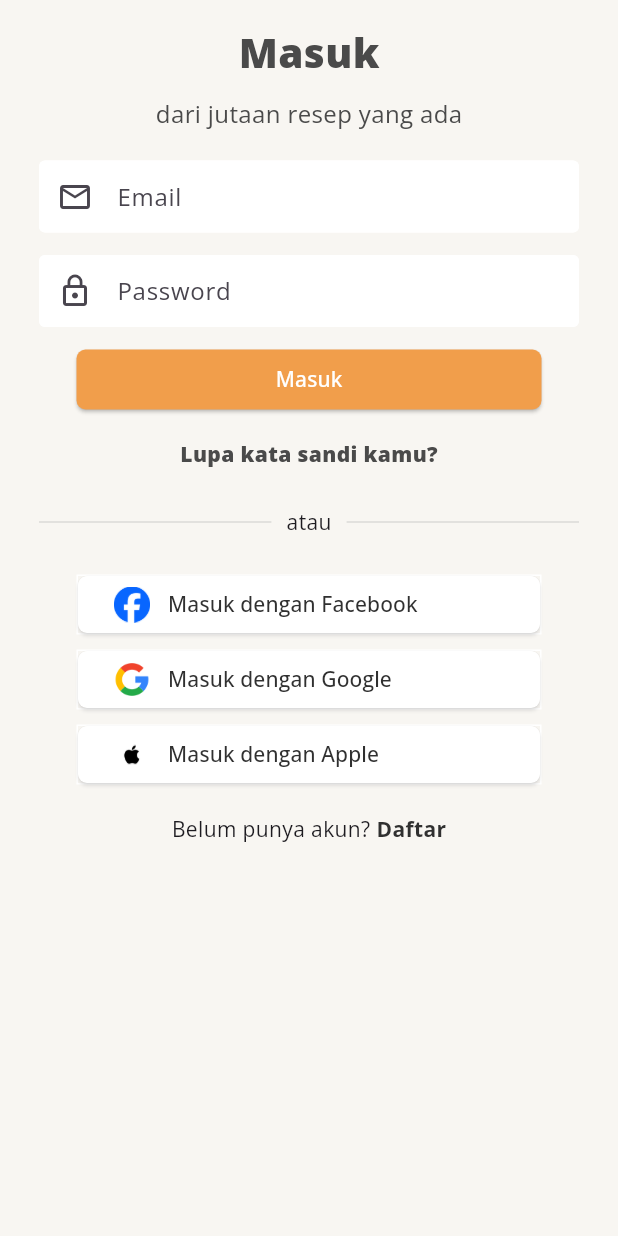
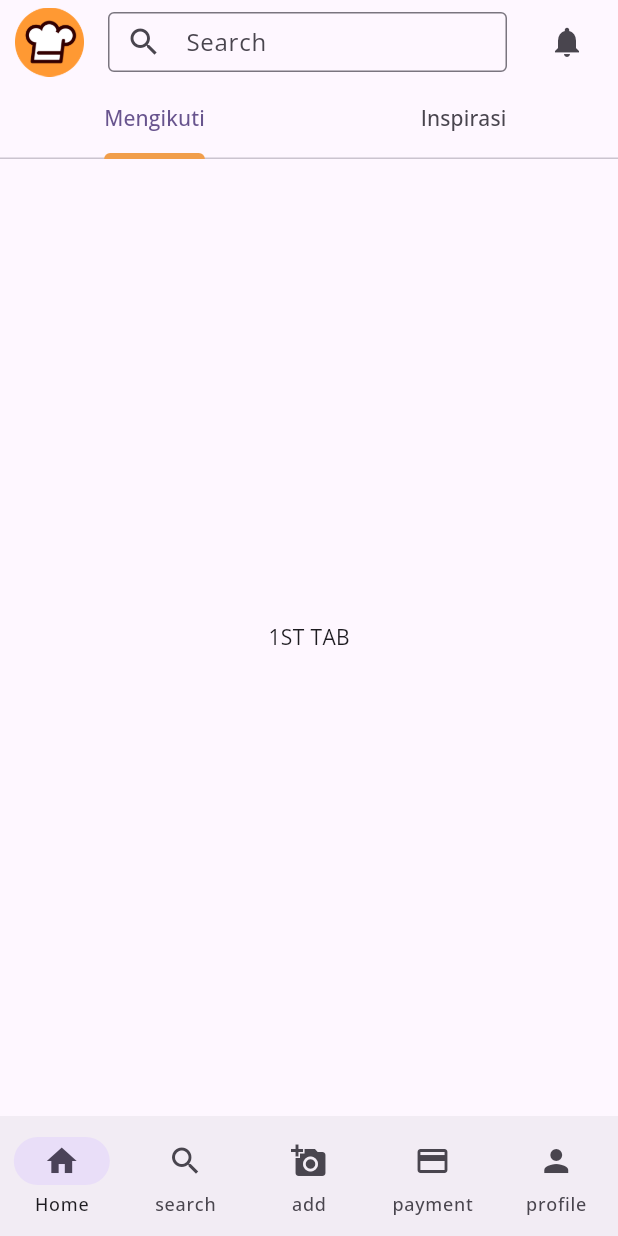
Before and after one commit to VincentChndraa/cookpad_app_flutter, a Flutter app: the screen it shows after launch, on a phone screen of 412 x 824 dp. Run offline on Flutter 3.47's test engine with Material 3 defaults, Android fonts, the phone set to English and light mode, and no system bars; our stand-ins replace google_fonts.

Commit message:
membuat tab inspirasi, recipe item dan class, serta custom card recipe

```diff
--- a/lib/login_screen.dart
+++ b/lib/login_screen.dart
@@ -1,4 +1,4 @@
-import 'package:cookpad/home_page.dart';
+import 'package:cookpad/main_page.dart';
 import 'package:cookpad/widget/button2custom.dart';
 import 'package:cookpad/widget/button_custom.dart';
 import 'package:cookpad/widget/textfield_custom.dart';
@@ -31,7 +31,7 @@ class _LoginScreenState extends State<LoginScreen> {
     if (email == "admin" && password == "password") {
       Navigator.pushAndRemoveUntil(
           context,
-          MaterialPageRoute(builder: (_) => HomePageScreen()),
+          MaterialPageRoute(builder: (_) => BottomNavigation()),
           (route) => false);
     } else {
       print("Login Gagal");
--- a/lib/main.dart
+++ b/lib/main.dart
@@ -1,4 +1,4 @@
-import 'package:cookpad/home_page.dart';
+import 'package:cookpad/main_page.dart';
 import 'package:cookpad/login_screen.dart';
 import 'package:flutter/material.dart';
 import 'package:google_fonts/google_fonts.dart';
@@ -20,7 +20,7 @@ class MyApp extends StatelessWidget {
           colorScheme: ColorScheme.fromSeed(seedColor: Colors.deepPurple),
           useMaterial3: true,
           textTheme: GoogleFonts.openSansTextTheme()),
-      home: LoginScreen(),
+      home: BottomNavigation(),
     );
   }
 }
--- a/lib/main_page.dart
+++ b/lib/main_page.dart
@@ -1,20 +1,21 @@
+import 'package:cookpad/page/home_page.dart';
 import 'package:cookpad/page/search_page.dart';
 import 'package:cookpad/widget/textfield_custom.dart';
 import 'package:flutter/cupertino.dart';
 import 'package:flutter/material.dart';
 import 'package:flutter/widgets.dart';
 
-class HomePageScreen extends StatefulWidget {
-  const HomePageScreen({super.key});
+class BottomNavigation extends StatefulWidget {
+  const BottomNavigation({super.key});
 
   @override
-  State<HomePageScreen> createState() => _HomePageScreenState();
+  State<BottomNavigation> createState() => _BottomNavigationState();
 }
 
-class _HomePageScreenState extends State<HomePageScreen> {
+class _BottomNavigationState extends State<BottomNavigation> {
   int index = 0;
   final screens = [
-    Center(child: Text('Home')),
+    HomeScreen(),
     SearchPage(),
     Center(child: Text('add')),
     Center(child: Text('payemnt')),
@@ -23,49 +24,7 @@ class _HomePageScreenState extends State<HomePageScreen> {
 
   @override
   Widget build(BuildContext context) {
-    return DefaultTabController(
-      length: 2,
-      child: Scaffold(
-        appBar: AppBar(
-          leading: Padding(
-            padding: EdgeInsets.only(left: 10),
-            child: Image.asset(
-              'assets/images/cookpad_logo.png',
-              width: 10,
-              height: 10,
-            ),
-          ),
-          title: Container(
-            height: 40,
-            child: TextField(
-              decoration: InputDecoration(
-                contentPadding:
-                    EdgeInsets.symmetric(vertical: 5, horizontal: 15),
-                hintText: "Search",
-                prefixIcon: Icon(Icons.search),
-                border: OutlineInputBorder(),
-              ),
-            ),
-          ),
-          actions: [
-            Padding(
-              padding: EdgeInsets.only(right: 10),
-              child: IconButton(
-                icon: Icon(Icons.notifications),
-                tooltip: "Notifications",
-                onPressed: () {},
-              ),
-            )
-          ],
-          bottom: TabBar(
-            indicatorColor: Color.fromRGBO(241, 158, 75, 1),
-            indicatorWeight: 4,
-            tabs: [
-              Tab(text: "Mengikuti"),
-              Tab(text: "Inspirasi"),
-            ],
-          ),
-        ),
+    return Scaffold(
       body: screens[index],
       bottomNavigationBar: NavigationBar(
         selectedIndex: index,
@@ -81,7 +40,7 @@ class _HomePageScreenState extends State<HomePageScreen> {
           NavigationDestination(icon: Icon(Icons.person), label: "profile"),
         ],
       ),
-      ),
     );
+    ;
   }
 }
--- /dev/null
+++ b/lib/page/home_page.dart
@@ -0,0 +1,84 @@
+import 'package:cookpad/tabs/inspirasi_tab.dart';
+import 'package:cookpad/tabs/mengikuti_tab.dart';
+import 'package:flutter/cupertino.dart';
+import 'package:flutter/material.dart';
+
+class HomeScreen extends StatefulWidget {
+  const HomeScreen({super.key});
+
+  @override
+  State<HomeScreen> createState() => _HomeScreenState();
+}
+
+class _HomeScreenState extends State<HomeScreen> {
+  @override
+  Widget build(BuildContext context) {
+    return DefaultTabController(
+      length: 2,
+      child: Scaffold(
+        appBar: AppBar(
+          leading: Padding(
+            padding: EdgeInsets.only(left: 10),
+            child: Image.asset(
+              'assets/images/cookpad_logo.png',
+              width: 10,
+              height: 10,
+            ),
+          ),
+          title: Container(
+            height: 40,
+            child: TextField(
+              decoration: InputDecoration(
+                contentPadding:
+                    EdgeInsets.symmetric(vertical: 5, horizontal: 15),
+                hintText: "Search",
+                prefixIcon: Icon(Icons.search),
+                border: OutlineInputBorder(),
+              ),
+            ),
+          ),
+          actions: [
+            Padding(
+              padding: EdgeInsets.only(right: 10),
+              child: IconButton(
+                icon: Icon(Icons.notifications),
+                tooltip: "Notifications",
+                onPressed: () {},
+              ),
+            )
+          ],
+          // bottom: TabBar(
+          //   indicatorColor: Color.fromRGBO(241, 158, 75, 1),
+          //   indicatorWeight: 4,
+          //   tabs: [
+          //     Tab(text: "Mengikuti"),
+          //     Tab(text: "Inspirasi"),
+          //   ],
+          // ),
+        ),
+        body: Column(
+          children: [
+            TabBar(
+              indicatorColor: Color.fromRGBO(241, 158, 75, 1),
+              indicatorWeight: 4,
+              tabs: [
+                Tab(text: "Mengikuti"),
+                Tab(text: "Inspirasi"),
+              ],
+            ),
+            Expanded(
+              child: TabBarView(
+                children: [
+                  // Halaman Mengikuti
+                  FirstTab(),
+                  // Halaman Inspirasi
+                  SecondTab(),
+                ],
+              ),
+            )
+          ],
+        ),
+      ),
+    );
+  }
+}
--- /dev/null
+++ b/lib/tabs/mengikuti_tab.dart
@@ -0,0 +1,19 @@
+import 'package:flutter/material.dart';
+
+class FirstTab extends StatefulWidget {
+  const FirstTab({super.key});
+
+  @override
+  State<FirstTab> createState() => _FirstTabState();
+}
+
+class _FirstTabState extends State<FirstTab> {
+  @override
+  Widget build(BuildContext context) {
+    return Container(
+      child: Center(
+        child: Text('1ST TAB'),
+      ),
+    );
+  }
+}
```
Also changed, not shown: lib/recipe_class.dart (added, +32 -0 lines), lib/tabs/inspirasi_tab.dart (added, +59 -0 lines), lib/widget/recipe_item.dart (added, +110 -0 lines), assets/images/beef_bibimbap_recipe.jpeg (added), lib/page/homepage.dart (deleted). Lines whose indentation alone changed are shown as unchanged.
